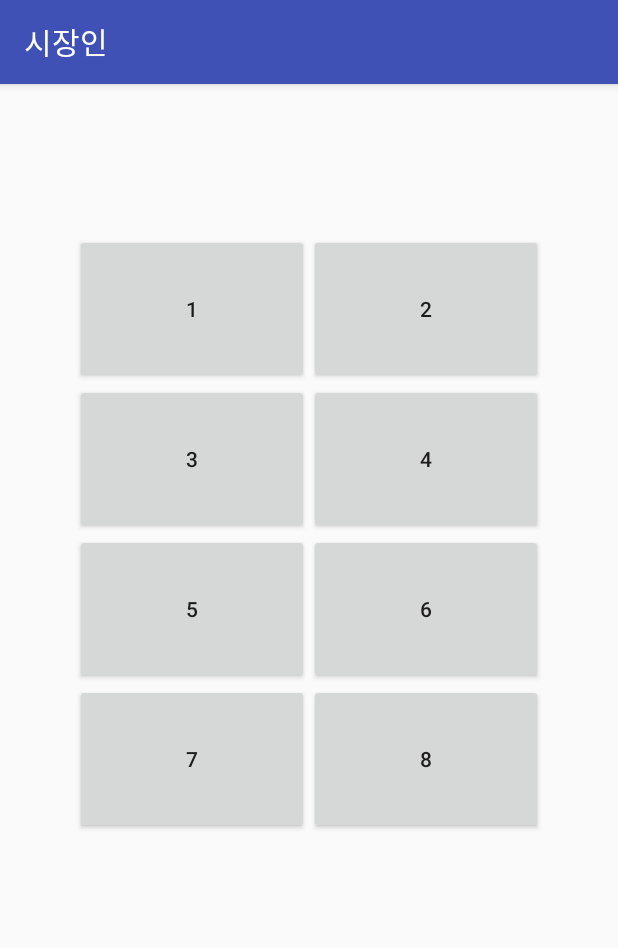
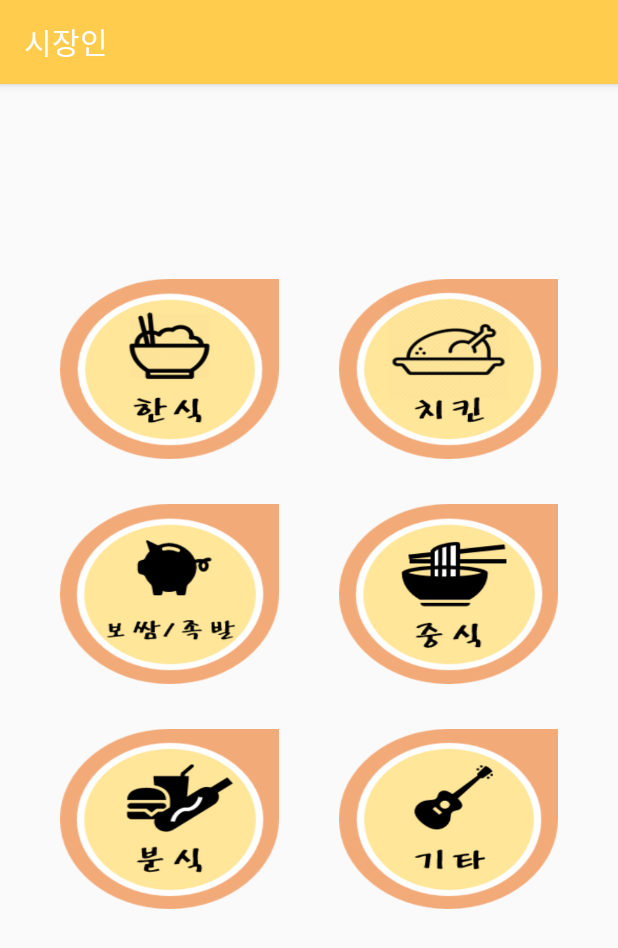
Before and after one commit to 100kms/sijangin, an Android app: the FoodMenuList screen opened directly, with no data from a screen before it, on a phone screen of 412 x 824 dp. Shown: the top 948 px of the screen. Run offline under Robolectric (Android 15) with nearby library versions, the phone set to English and light mode, and no system bars.

Commit message:
v0.25 냉무(리드미에 적어둠)

```diff
--- a/app/src/main/java/org/androidtown/sijang/FoodMenuList.java
+++ b/app/src/main/java/org/androidtown/sijang/FoodMenuList.java
@@ -1,165 +1,86 @@
 package org.androidtown.sijang;
 
-
-
 import android.content.Intent;
-import android.graphics.Bitmap;
-import android.graphics.BitmapFactory;
-import android.os.AsyncTask;
 import android.os.Bundle;
 import android.support.v7.app.AppCompatActivity;
-import android.util.Log;
 import android.view.View;
 import android.view.WindowManager;
-import android.widget.AdapterView;
-import android.widget.ListView;
-
-import java.util.ArrayList;
+import android.widget.Button;
 
 public class FoodMenuList extends AppCompatActivity {
 
-    ArrayList<FoodMenuList_Item> data;
-    ListView lv;
-    static FoodMenuList_Adapter adapter;
 
     @Override
     protected void onCreate(Bundle savedInstanceState) {
         super.onCreate(savedInstanceState);
         setContentView(R.layout.foodmenulist);
 
-        data = new ArrayList<FoodMenuList_Item>();
+        Button foodmenulist_btn1 = (Button)findViewById(R.id.foodmenulist_one);
+        Button foodmenulist_btn2 = (Button)findViewById(R.id.foodmenulist_two);
+        Button foodmenulist_btn3 = (Button)findViewById(R.id.foodmenulist_three);
+        Button foodmenulist_btn4 = (Button)findViewById(R.id.foodmenulist_four);
+        Button foodmenulist_btn5 = (Button)findViewById(R.id.foodmenulist_five);
+        Button foodmenulist_btn6 = (Button)findViewById(R.id.foodmenulist_six);
 
         // String s = "1";
+
+        foodmenulist_btn1.setOnClickListener(new View.OnClickListener() {
+            @Override
+            public void onClick(View v) {
+                Intent intent = new Intent(getApplicationContext(), SearchFoodMenuList.class);
+                intent.putExtra("MenuSelect", "0");
+                startActivity(intent);
+            }
+        });
+
+        foodmenulist_btn2.setOnClickListener(new View.OnClickListener() {
+            @Override
+            public void onClick(View v) {
+                Intent intent = new Intent(getApplicationContext(), SearchFoodMenuList.class);
+                intent.putExtra("MenuSelect", "1");
+                startActivity(intent);
+            }
+        });
+
+        foodmenulist_btn3.setOnClickListener(new View.OnClickListener() {
+            @Override
+            public void onClick(View v) {
+                Intent intent = new Intent(getApplicationContext(), SearchFoodMenuList.class);
+                intent.putExtra("MenuSelect", "2");
+                startActivity(intent);
+            }
+        });
+
+        foodmenulist_btn4.setOnClickListener(new View.OnClickListener() {
+            @Override
+            public void onClick(View v) {
+                Intent intent = new Intent(getApplicationContext(), SearchFoodMenuList.class);
+                intent.putExtra("MenuSelect", "3");
+                startActivity(intent);
+            }
+        });
+
+        foodmenulist_btn5.setOnClickListener(new View.OnClickListener() {
+            @Override
+            public void onClick(View v) {
+                Intent intent = new Intent(getApplicationContext(), SearchFoodMenuList.class);
+                intent.putExtra("MenuSelect", "4");
+                startActivity(intent);
+            }
+        });
+
+        foodmenulist_btn6.setOnClickListener(new View.OnClickListener() {
+            @Override
+            public void onClick(View v) {
+                Intent intent = new Intent(getApplicationContext(), SearchFoodMenuList.class);
+                intent.putExtra("MenuSelect", "5");
+                startActivity(intent);
+            }
+        });
         //타이틀바 삭제
         getWindow().setFlags(WindowManager.LayoutParams.FLAG_FULLSCREEN,
                 WindowManager.LayoutParams.FLAG_FULLSCREEN);
 
-        Log.d("1", "1");
-        MyAsyncTask asyncTask = new MyAsyncTask();
-        Log.d("2", "2");
-        asyncTask.execute(data);
-
-        Log.d("3", "3");
-    }
-
-
-    public class MyAsyncTask extends AsyncTask<ArrayList<FoodMenuList_Item>, ArrayList<FoodMenuList_Item>, ArrayList<FoodMenuList_Item>> {
-
-        //doInbackground 메소드가 실행되기전 실행되는 메소드이다. 비동기 처리전에 무엇인가 처리를 하고 싶다면 사용
-        protected void onPreExecute() {
-
-        }
-
-        // 처리하고 싶은 내용
-        protected ArrayList<FoodMenuList_Item> doInBackground(ArrayList<FoodMenuList_Item>... params) {
-            Log.d("4", "4");
-            data = params[0];
-
-            try {
-                System.out.print("kkkkkkkkkk");
-
-                /*
-                data.add(new SearchMenuItem("http://postfiles3.naver.net/MjAxNzA3MDlfMTgz/MDAxNDk5NTk2MDQzNTY4.dcqXJ2l082zDIAwWcY8wW8YqvW2j2doV3k-Ydgdr7Lkg.pGBZhhjqO6EIr5qsVZQZOCAyhxHNsvZOsBMQo3Quu58g.JPEG.h7678036/b.jpg?type=w2"));
-                data.add(new SearchMenuItem("http://postfiles1.naver.net/MjAxNzA3MDlfOTgg/MDAxNDk5NTk2MDI4NDU4.EORNoqQdI72ZfxlMaewg5mtoLm6iEZeU0QnXDRiQO_Mg.9SO9F8yBL3Uf_ZHnFWPChscvJR8Prx68RVhoIqd6mI0g.JPEG.h7678036/a.jpg?type=w2"));
-                data.add(new SearchMenuItem("http://postfiles13.naver.net/MjAxNzA3MDlfMjEg/MDAxNDk5NTk2ODM2ODI4.XBzWfFiMfGO77qYMbM6dLYknW-1vG_v2mmD2Pf8YU44g.hfhytFkOypfSyplaUAapOKzb86wVSqpDIa61MEQjmgcg.JPEG.h7678036/c.jpg?type=w2"));
-
-                data.add(new SearchMenuItem("http://postfiles3.naver.net/MjAxNzA3MDlfMTgz/MDAxNDk5NTk2MDQzNTY4.dcqXJ2l082zDIAwWcY8wW8YqvW2j2doV3k-Ydgdr7Lkg.pGBZhhjqO6EIr5qsVZQZOCAyhxHNsvZOsBMQo3Quu58g.JPEG.h7678036/b.jpg?type=w2"));
-                data.add(new SearchMenuItem("http://postfiles1.naver.net/MjAxNzA3MDlfOTgg/MDAxNDk5NTk2MDI4NDU4.EORNoqQdI72ZfxlMaewg5mtoLm6iEZeU0QnXDRiQO_Mg.9SO9F8yBL3Uf_ZHnFWPChscvJR8Prx68RVhoIqd6mI0g.JPEG.h7678036/a.jpg?type=w2"));
-                data.add(new SearchMenuItem("http://postfiles13.naver.net/MjAxNzA3MDlfMjEg/MDAxNDk5NTk2ODM2ODI4.XBzWfFiMfGO77qYMbM6dLYknW-1vG_v2mmD2Pf8YU44g.hfhytFkOypfSyplaUAapOKzb86wVSqpDIa61MEQjmgcg.JPEG.h7678036/c.jpg?type=w2"));
-
-                data.add(new SearchMenuItem("http://postfiles3.naver.net/MjAxNzA3MDlfMTgz/MDAxNDk5NTk2MDQzNTY4.dcqXJ2l082zDIAwWcY8wW8YqvW2j2doV3k-Ydgdr7Lkg.pGBZhhjqO6EIr5qsVZQZOCAyhxHNsvZOsBMQo3Quu58g.JPEG.h7678036/b.jpg?type=w2"));
-                data.add(new SearchMenuItem("http://postfiles1.naver.net/MjAxNzA3MDlfOTgg/MDAxNDk5NTk2MDI4NDU4.EORNoqQdI72ZfxlMaewg5mtoLm6iEZeU0QnXDRiQO_Mg.9SO9F8yBL3Uf_ZHnFWPChscvJR8Prx68RVhoIqd6mI0g.JPEG.h7678036/a.jpg?type=w2"));
-                data.add(new SearchMenuItem("http://postfiles13.naver.net/MjAxNzA3MDlfMjEg/MDAxNDk5NTk2ODM2ODI4.XBzWfFiMfGO77qYMbM6dLYknW-1vG_v2mmD2Pf8YU44g.hfhytFkOypfSyplaUAapOKzb86wVSqpDIa61MEQjmgcg.JPEG.h7678036/c.jpg?type=w2"));
-                */
-                /*
-                data.add(new SearchMenuItem(R.drawable.a));
-                data.add(new SearchMenuItem(R.drawable.a));
-                data.add(new SearchMenuItem(R.drawable.a));
-                data.add(new SearchMenuItem(R.drawable.a));
-                data.add(new SearchMenuItem(R.drawable.a));
-                data.add(new SearchMenuItem(R.drawable.a));
-                data.add(new SearchMenuItem(R.drawable.a));
-                data.add(new SearchMenuItem(R.drawable.a));
-*/
-                Bitmap bit = BitmapFactory.decodeResource(getResources(), R.drawable.food);
-                Bitmap bit2 = BitmapFactory.decodeResource(getResources(), R.drawable.map);
-                Bitmap bit3 = BitmapFactory.decodeResource(getResources(), R.drawable.popular);
-                Bitmap bit4 = BitmapFactory.decodeResource(getResources(), R.drawable.review);
-
-                data.add(new FoodMenuList_Item(bit));
-                data.add(new FoodMenuList_Item(bit2));
-                data.add(new FoodMenuList_Item(bit3));
-                data.add(new FoodMenuList_Item(bit4));
-                data.add(new FoodMenuList_Item(bit));
-                data.add(new FoodMenuList_Item(bit2));
-                data.add(new FoodMenuList_Item(bit3));
-                data.add(new FoodMenuList_Item(bit4));
-
-
-
-                //bit.recycle();
-                //bit2.recycle();
-                //bit3.recycle();
-                // bit4.recycle();
-
-                adapter = new FoodMenuList_Adapter(getApplicationContext(), R.layout.foodmenulist_item, data);
-
-                //lv = (ListView) findViewById(R.id.foodmenulist_listview);
-
-            } catch (Exception e) {
-                System.out.print("kkk222222");
-                e.printStackTrace();
-            }
-            Log.d("5", "5");
-            return null;
-        }
-
-        // 비동기 처리의 진행 상황을 진행률로 표시하고 싶을 때 등 에서 사용, 백그라운드에 호출되는 경우 처리된다.
-        protected void onProgressUpdate() {
-
-        }
-
-        // doInBackground 메소드 후에 실행되는 마지막 메소드이다. 백그라운드 메소드의 반환값을 인자로 받아 그결과를 화면에 반영 할 수 있다.
-        protected void onPostExecute(ArrayList<FoodMenuList_Item> s) {
-            Log.d("6", "6");
-            lv.setAdapter(adapter);
-
-            lv.setOnItemClickListener(new AdapterView.OnItemClickListener() {
-                @Override
-                public void onItemClick(AdapterView<?> adapterView, View view, int position, long id) {
-                    //리스트뷰의 아이템 (한 행)이 클릭된 경우를 처리
-                    // 클릭이 되었을 때 넘어오는 패러미터 중 position이라는 이름을 가진 int타입의 변수는
-                    // 리스트뷰에서 몇번째 아이템이 클릭되었는지 숫자로 나타냄
-
-                    Intent intent = new Intent(getApplicationContext(), SearchFoodMenuList.class);
-
-                    switch (position) {
-
-                        case 0: // position의 값이 0일 경우 = 맨 처음꺼
-                            // 인텐트에 값을 실어 보냄
-                            intent.putExtra("MenuSelect", "0");
-                            startActivity(intent);
-                            break;
-                        case 1:
-                            intent.putExtra("MenuSelect", "1");
-                            startActivity(intent);
-                            break;
-                        case 2:
-                            intent.putExtra("MenuSelect", "2");
-                            startActivity(intent);
-                            break;
-                        case 3:
-                            intent.putExtra("MenuSelect", "3");
-                            startActivity(intent);
-                            break;
-                        default: //position의 값이 위에서 지정한 case에 하나도 맞지 않을경우
-                            //실행코드
-                            break;
-                    }
-
-                }
-            });
-        }
 
     }
 }
--- a/app/src/main/res/layout/foodmenulist.xml
+++ b/app/src/main/res/layout/foodmenulist.xml
@@ -8,72 +8,77 @@
         <LinearLayout>
             <ImageView
                 android:layout_width="match_parent"
-                android:layout_height="100dp" />
+                android:layout_height="130dp" />
         </LinearLayout>
-    </TableRow>
-
-
-    <TableRow>
-        <Button
-            android:layout_marginLeft="50dp"
-            android:id="@+id/one"
-            android:layout_weight="1"
-            android:layout_height="100dp"
-            android:text="1"/>
-        <Button
-            android:layout_marginRight="50dp"
-            android:id="@+id/two"
-            android:layout_weight="1"
-            android:layout_height="100dp"
-            android:text="2"/>
-    </TableRow>
-    <TableRow>
-        <Button
-            android:layout_marginLeft="50dp"
-            android:id="@+id/three"
-            android:layout_weight="1"
-            android:layout_height="100dp"
-            android:text="3"/>
-        <Button
-            android:layout_marginRight="50dp"
-            android:id="@+id/four"
-            android:layout_weight="1"
-            android:layout_height="100dp"
-            android:text="4"/>
-
-    </TableRow>
-    <TableRow>
-        <Button
-            android:layout_marginLeft="50dp"
-            android:id="@+id/five"
-            android:layout_weight="1"
-            android:layout_height="100dp"
-            android:text="5"/>
-        <Button
-            android:layout_marginRight="50dp"
-            android:id="@+id/six"
-            android:layout_weight="1"
-            android:layout_height="100dp"
-            android:text="6"/>
-
-
     </TableRow>
 
 
     <TableRow>
 
         <Button
-            android:layout_marginLeft="50dp"
-            android:id="@+id/seven"
+            android:id="@+id/foodmenulist_one"
+            android:layout_width="20dp"
+            android:layout_height="120dp"
+            android:layout_marginLeft="40dp"
+            android:layout_marginRight="20dp"
+            android:layout_marginBottom="30dp"
             android:layout_weight="1"
-            android:layout_height="100dp"
-            android:text="7"/>
+            android:background="@drawable/foodmenulist_bob"
+            />
+
         <Button
-            android:layout_marginRight="50dp"
-            android:id="@+id/eight"
+            android:layout_marginRight="40dp"
+            android:layout_marginLeft="20dp"
+            android:layout_marginBottom="30dp"
+            android:id="@+id/foodmenulist_two"
             android:layout_weight="1"
-            android:layout_height="100dp"
-            android:text="8"/>
+            android:layout_width="20dp"
+            android:layout_height="120dp"
+            android:background="@drawable/foodmenulist_chi" />
+    </TableRow>
+    <TableRow>
+        <Button
+            android:layout_marginLeft="40dp"
+            android:layout_marginRight="20dp"
+            android:layout_marginBottom="30dp"
+            android:id="@+id/foodmenulist_three"
+            android:layout_weight="1"
+            android:layout_height="120dp"
+            android:layout_width="20dp"
+            android:background="@drawable/foodmenulist_fork" />
+
+        <Button
+            android:layout_marginRight="40dp"
+            android:layout_marginLeft="20dp"
+            android:layout_marginBottom="30dp"
+            android:id="@+id/foodmenulist_four"
+            android:layout_weight="1"
+            android:layout_width="20dp"
+            android:layout_height="120dp"
+            android:background="@drawable/foodmenulist_mid"
+            />
+
+    </TableRow>
+    <TableRow>
+        <Button
+            android:layout_marginLeft="40dp"
+            android:layout_marginRight="20dp"
+            android:layout_marginBottom="30dp"
+            android:id="@+id/foodmenulist_five"
+            android:layout_weight="1"
+            android:layout_height="120dp"
+            android:layout_width="20dp"
+            android:background="@drawable/foodmenulist_beun"/>
+        <Button
+            android:layout_marginRight="40dp"
+            android:layout_marginLeft="20dp"
+            android:layout_marginBottom="30dp"
+            android:id="@+id/foodmenulist_six"
+            android:layout_weight="1"
+            android:layout_height="120dp"
+            android:layout_width="20dp"
+            android:background="@drawable/foodmenulist_etc"/>
+
 
     </TableRow>
 
--- a/app/src/main/res/values/styles.xml
+++ b/app/src/main/res/values/styles.xml
@@ -3,7 +3,7 @@
     <!-- Base application theme. -->
     <style name="AppTheme" parent="Theme.AppCompat.Light.DarkActionBar">
         <!-- Customize your theme here. -->
-        <item name="colorPrimary">@color/colorPrimary</item>
+        <item name="colorPrimary">#ffcc4d</item>
         <item name="colorPrimaryDark">@color/colorPrimaryDark</item>
         <item name="colorAccent">@color/colorAccent</item>
     </style>
```
Also changed, not shown: app/src/main/java/org/androidtown/sijang/MenuInfo.java (+17 -1 lines), app/src/main/java/org/androidtown/sijang/SearchFoodMenuList_Adapter.java (+6 -2 lines), app/src/main/res/layout/activity_main.xml (+4 -3 lines), app/src/main/res/layout/searchfoodmenulist_item.xml (+3 -13 lines), app/src/main/res/drawable/foodmenulist_beun.png (added), app/src/main/res/drawable/foodmenulist_bob.png (added), app/src/main/res/drawable/foodmenulist_chi.png (added), app/src/main/res/drawable/foodmenulist_etc.png (added), app/src/main/res/drawable/foodmenulist_fork.png (added), app/src/main/res/drawable/foodmenulist_mid.png (added), app/src/main/res/drawable/foodmenulist_pizza.png (added), 1 other file.
